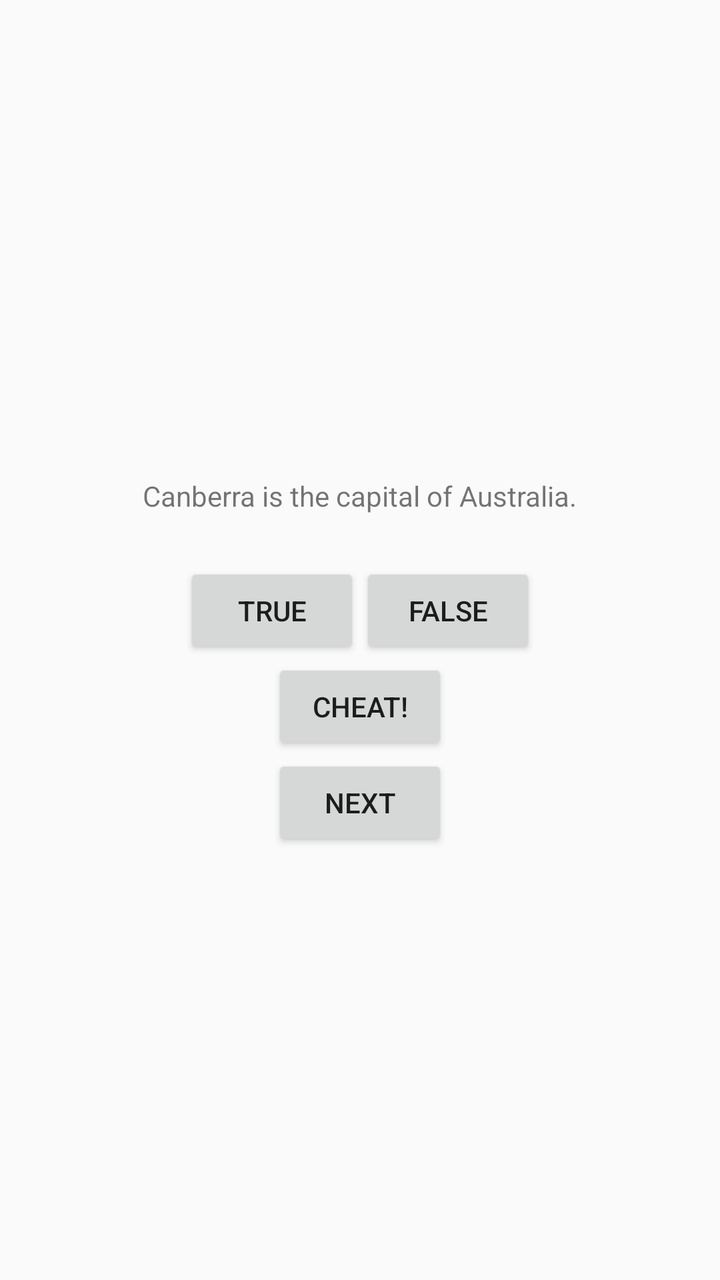
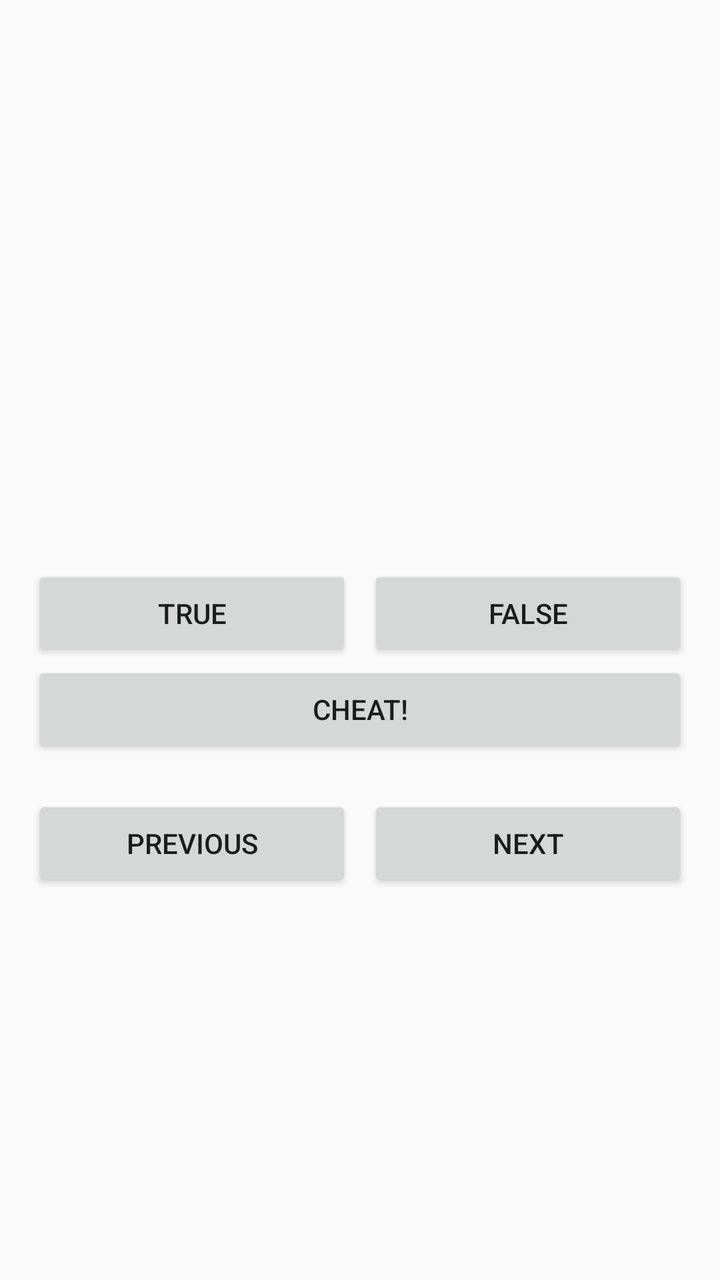

An Android layout rendered at two revisions. The XML below is the earlier revision; the diff shows what the commit changed to produce the second picture.
<!-- AndroidManifest.xml: activity theme Theme.GEOquiz -->
<!-- res/layout/activity_quiz.xml -->
<?xml version="1.0" encoding="utf-8"?>
<LinearLayout xmlns:android="http://schemas.android.com/apk/res/android"
    android:layout_width="match_parent"
    android:layout_height="match_parent"
    android:gravity="center"
    android:orientation="vertical">

    <TextView
        android:id="@+id/question_text_view"
        android:layout_width="wrap_content"
        android:layout_height="wrap_content"
        android:padding="24dp"
        android:text="@string/question_text" />

    <LinearLayout
        android:layout_width="wrap_content"
        android:layout_height="wrap_content"
        android:orientation="horizontal">

        <Button
            android:id="@+id/true_button"
            android:layout_width="wrap_content"
            android:layout_height="wrap_content"
            android:text="@string/true_button" />

        <Button
            android:id="@+id/false_button"
            android:layout_width="wrap_content"
            android:layout_height="wrap_content"
            android:text="@string/false_button" />
    </LinearLayout>

    <Button
        android:id="@+id/cheat_button"
        android:layout_width="wrap_content"
        android:layout_height="wrap_content"
        android:text="@string/cheat_button" />

    <Button
        android:id="@+id/next_button"
        android:layout_width="wrap_content"
        android:layout_height="wrap_content"
        android:text="@string/next_button" />

</LinearLayout>
<!-- resources referenced by this layout -->
<resources>
  <string name="cheat_button">Cheat!</string>
  <string name="false_button">False</string>
  <string name="next_button">Next</string>
  <string name="question_text">Canberra is the capital of Australia.</string>
  <string name="true_button">True</string>
  <style name="Theme.GEOquiz" parent="Theme.AppCompat.Light.DarkActionBar" />
</resources>

<!-- the commit's change to res/layout/activity_quiz.xml (unified diff, before → after) -->
@@ -3,43 +3,80 @@
     android:layout_width="match_parent"
     android:layout_height="match_parent"
     android:gravity="center"
-    android:orientation="vertical">
+    android:orientation="vertical"
+    android:padding="16dp">
+
+    <TextView
+        android:id="@+id/api_level_text_view"
+        android:layout_width="match_parent"
+        android:layout_height="wrap_content"
+        android:gravity="end"
+        android:textSize="12sp" />
 
     <TextView
         android:id="@+id/question_text_view"
-        android:layout_width="wrap_content"
+        android:layout_width="match_parent"
         android:layout_height="wrap_content"
+        android:gravity="center"
         android:padding="24dp"
-        android:text="@string/question_text" />
+        android:textSize="18sp" />
 
     <LinearLayout
-        android:layout_width="wrap_content"
+        android:layout_width="match_parent"
         android:layout_height="wrap_content"
-        android:orientation="horizontal">
+        android:orientation="horizontal"
+        android:weightSum="2">
 
         <Button
             android:id="@+id/true_button"
-            android:layout_width="wrap_content"
+            android:layout_width="0dp"
             android:layout_height="wrap_content"
-            android:text="@string/true_button" />
+            android:layout_weight="1"
+            android:text="@string/true_button"
+            android:layout_marginRight="4dp" />
 
         <Button
             android:id="@+id/false_button"
-            android:layout_width="wrap_content"
+            android:layout_width="0dp"
             android:layout_height="wrap_content"
-            android:text="@string/false_button" />
+            android:layout_weight="1"
+            android:text="@string/false_button"
+            android:layout_marginLeft="4dp" />
     </LinearLayout>
 
     <Button
         android:id="@+id/cheat_button"
-        android:layout_width="wrap_content"
+        android:layout_width="match_parent"
         android:layout_height="wrap_content"
         android:text="@string/cheat_button" />
 
-    <Button
-        android:id="@+id/next_button"
+    <TextView
+        android:id="@+id/cheat_count_text_view"
         android:layout_width="wrap_content"
         android:layout_height="wrap_content"
-        android:text="@string/next_button" />
+        android:textSize="14sp" />
+
+    <LinearLayout
+        android:layout_width="match_parent"
+        android:layout_height="wrap_content"
+        android:orientation="horizontal"
+        android:weightSum="2">
+
+        <Button
+            android:id="@+id/previous_button"
+            android:layout_width="0dp"
+            android:layout_height="wrap_content"
+            android:layout_weight="1"
+            android:text="@string/previous_button"
+            android:layout_marginRight="4dp" />
+
+        <Button
+            android:id="@+id/next_button"
+            android:layout_width="0dp"
+            android:layout_height="wrap_content"
+            android:layout_weight="1"
+            android:text="@string/next_button"
+            android:layout_marginLeft="4dp" />
+    </LinearLayout>
 
 </LinearLayout>
<!-- resource entries referenced after the edit -->
@@ -3,7 +3,7 @@
   <string name="cheat_button">Cheat!</string>
   <string name="false_button">False</string>
   <string name="next_button">Next</string>
-  <string name="question_text">Canberra is the capital of Australia.</string>
+  <string name="previous_button">Previous</string>
   <string name="true_button">True</string>
   <style name="Theme.GEOquiz" parent="Theme.AppCompat.Light.DarkActionBar" />
 </resources>
